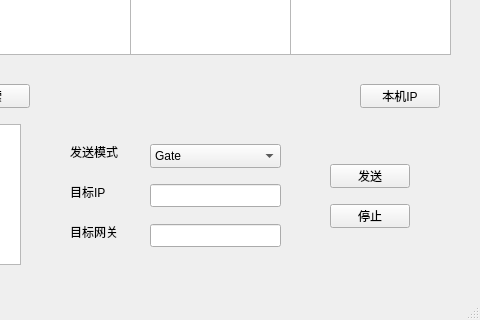
StuBoo3i/ArpWork, file ArpWork/ArpWork.ui: the form before one commit; both pictures show x 250 to 730 and y 133 to 453 of the 730 by 453 pixel window.
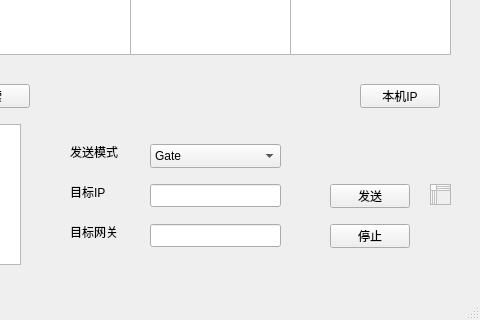
The form after the commit.

Diff of the .ui file:
```diff
--- a/ArpWork/ArpWork.ui
+++ b/ArpWork/ArpWork.ui
@@ -159,7 +159,7 @@
     <property name="geometry">
      <rect>
       <x>580</x>
-      <y>280</y>
+      <y>300</y>
       <width>80</width>
       <height>24</height>
      </rect>
@@ -172,7 +172,7 @@
     <property name="geometry">
      <rect>
       <x>580</x>
-      <y>320</y>
+      <y>340</y>
       <width>80</width>
       <height>24</height>
      </rect>
@@ -221,6 +221,16 @@
      </rect>
     </property>
    </widget>
+   <widget class="QPlainTextEdit" name="plainTextEdit_5">
+    <property name="geometry">
+     <rect>
+      <x>680</x>
+      <y>300</y>
+      <width>21</width>
+      <height>21</height>
+     </rect>
+    </property>
+   </widget>
   </widget>
   <widget class="QMenuBar" name="menuBar">
    <property name="geometry">
```
